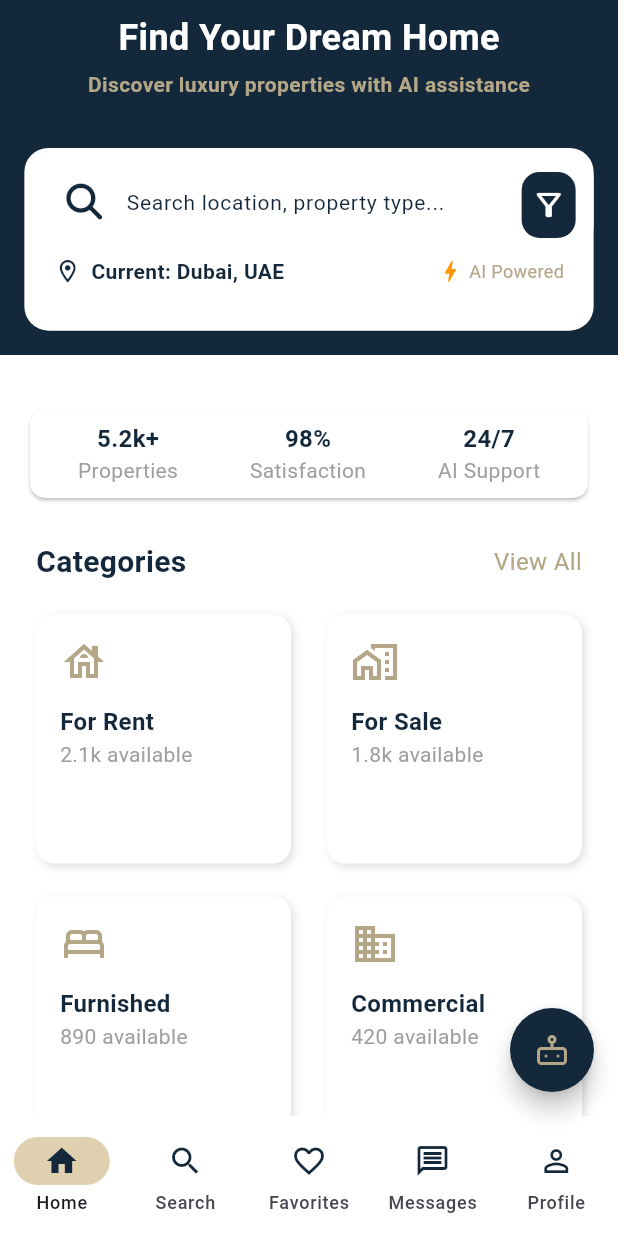
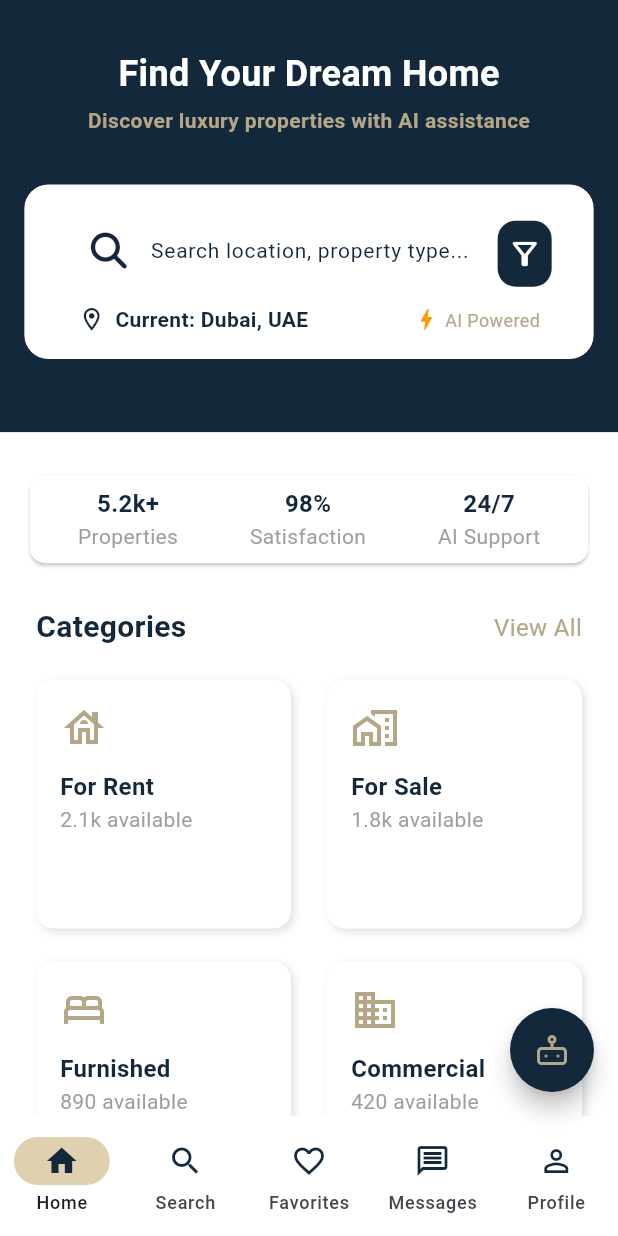
Before and after one commit to Roqaia2005/BaytAura, a Flutter app: the screen it shows after launch, on a phone screen of 412 x 824 dp. Run offline on Flutter 3.47's test engine with Material 3 defaults, Android fonts, the light colour scheme and no system bars; our stand-ins replace dio, flutter_bloc, flutter_screenutil, flutter_svg, font_awesome_flutter, freezed_annotation and 4 more; generated files the repository leaves out were written again; network calls fail.

Commit message:
test responsive ui

```diff
--- a/lib/core/theming/text_styles.dart
+++ b/lib/core/theming/text_styles.dart
@@ -60,9 +60,9 @@ class TextStyles {
     fontSize: 24,
     fontWeight: FontWeight.bold,
   );
-  static final font12WhiteBold = GoogleFonts.inriaSans(
+  static final font14WhiteBold = GoogleFonts.inriaSans(
     color: Colors.white,
-    fontSize: 12,
+    fontSize: 14,
     fontWeight: FontWeight.bold,
   );
   //signout style
--- a/lib/features/auth/presentation/views/auth_view.dart
+++ b/lib/features/auth/presentation/views/auth_view.dart
@@ -21,6 +21,8 @@ class _AuthViewState extends State<AuthView> {
       backgroundColor: Colors.white,
       body: Column(
         children: [
+          verticalSpace(40),
+
           AuthHeader(),
 
           verticalSpace(20),
--- a/lib/features/home/presentation/views/widgets/home_app_bar.dart
+++ b/lib/features/home/presentation/views/widgets/home_app_bar.dart
@@ -11,15 +11,15 @@ class HomeAppBar extends StatelessWidget {
   @override
   Widget build(BuildContext context) {
     return Container(
+      padding: EdgeInsets.symmetric(vertical: 32.h),
+
       decoration: BoxDecoration(
         color: AppColors.blue,
         borderRadius: BorderRadius.circular(0),
       ),
-      width: double.infinity,
+      // width: double.infinity,
       child: Column(
         children: [
-          verticalSpace(8),
-
           // Header
           Text("Find Your Dream Home", style: TextStyles.font24WhiteBold),
           verticalSpace(4),
@@ -33,8 +33,7 @@ class HomeAppBar extends StatelessWidget {
           Padding(
             padding: EdgeInsets.all(16.0.sp),
             child: Container(
-              height: 120.h,
-              width: double.infinity,
+              padding: EdgeInsets.symmetric(horizontal: 16, vertical: 8),
               decoration: BoxDecoration(
                 color: Colors.white,
                 borderRadius: BorderRadius.circular(16),
@@ -42,7 +41,7 @@ class HomeAppBar extends StatelessWidget {
               child: Column(
                 children: [
                   Padding(
-                    padding: const EdgeInsets.only(left: 16, top: 8),
+                    padding: EdgeInsets.only(left: 16.sp, top: 8.sp),
                     child: HomeSearchBar(),
                   ),
                   Padding(
--- a/lib/features/home/presentation/views/widgets/home_view_body.dart
+++ b/lib/features/home/presentation/views/widgets/home_view_body.dart
@@ -6,8 +6,6 @@ import 'package:bayt_aura/features/home/presentation/views/widgets/featured_card
 import 'package:bayt_aura/features/home/presentation/views/widgets/featured_header.dart';
 import 'package:bayt_aura/features/home/presentation/views/widgets/categories_header.dart';
 import 'package:bayt_aura/features/home/presentation/views/widgets/categories_grid_view.dart';
-
-
 
 class HomeViewBody extends StatelessWidget {
   const HomeViewBody({super.key});
@@ -19,9 +17,8 @@ class HomeViewBody extends StatelessWidget {
         crossAxisAlignment: CrossAxisAlignment.center,
         children: [
           HomeAppBar(),
-          const SizedBox(height: 12),
 
-          verticalSpace(20),
+          verticalSpace(24),
 
           // Stats Row
           StatCard(),
--- a/lib/features/profile/presentation/views/profile_view.dart
+++ b/lib/features/profile/presentation/views/profile_view.dart
@@ -1,5 +1,4 @@
 import 'package:flutter/material.dart';
-import 'package:bayt_aura/core/helpers/spacing.dart';
 import 'package:bayt_aura/features/profile/presentation/widgets/info_widget.dart';
 import 'package:bayt_aura/features/profile/presentation/widgets/signout_button.dart';
 import 'package:bayt_aura/features/profile/presentation/widgets/profile_app_bar.dart';
```
Also changed, not shown: lib/features/auth/presentation/widgets/auth_header.dart (+6 -3 lines), lib/features/home/presentation/views/widgets/featured_card.dart (+5 -6 lines), lib/features/profile/presentation/widgets/profile_app_bar.dart (+12 -7 lines).
